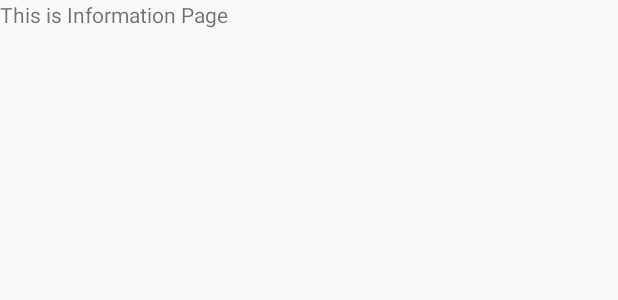
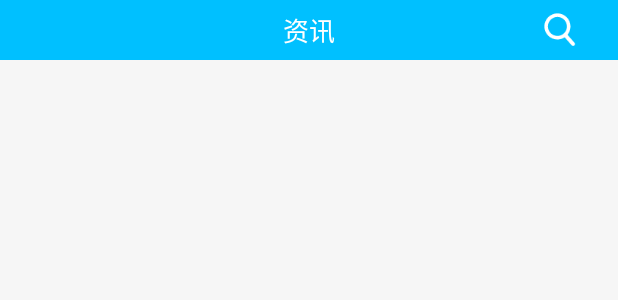
Before and after one commit to harryhasai/ITC, an Android app: the layout fragment_informations.xml on its own in the app's theme, with its tools: preview values and no code run, on a phone screen of 412 x 824 dp. Shown: the top 300 px of the screen. Run offline under Robolectric (Android 15) with nearby library versions, the phone set to English and light mode, and no system bars.

Commit message:
资讯完成

```diff
--- a/app/src/main/res/layout/fragment_informations.xml
+++ b/app/src/main/res/layout/fragment_informations.xml
@@ -1,11 +1,16 @@
 <?xml version="1.0" encoding="utf-8"?>
-<RelativeLayout xmlns:android="http://schemas.android.com/apk/res/android"
+<LinearLayout xmlns:android="http://schemas.android.com/apk/res/android"
     android:layout_width="match_parent"
-    android:layout_height="match_parent">
+    android:layout_height="match_parent"
+    android:orientation="vertical">
 
-    <TextView
-        android:layout_width="wrap_content"
-        android:layout_height="wrap_content"
-        android:text="This is Information Page"/>
+    <include layout="@layout/layout_title_bar_search" />
 
-</RelativeLayout>
+    <android.support.v7.widget.RecyclerView
+        android:id="@+id/recycler_view"
+        android:layout_width="match_parent"
+        android:layout_height="match_parent"
+        android:background="@color/home_page_list_bg"
+        android:overScrollMode="never" />
+
+</LinearLayout>
--- /dev/null
+++ b/app/src/main/res/layout/layout_title_bar_search.xml
@@ -0,0 +1,27 @@
+<?xml version="1.0" encoding="utf-8"?>
+<RelativeLayout xmlns:android="http://schemas.android.com/apk/res/android"
+    xmlns:tools="http://schemas.android.com/tools"
+    android:layout_width="match_parent"
+    android:layout_height="40dp"
+    android:background="@color/title_bar_bg"
+    tools:ignore="HardcodedText">
+
+    <TextView
+        android:layout_width="wrap_content"
+        android:layout_height="wrap_content"
+        android:layout_centerInParent="true"
+        android:text="资讯"
+        android:textColor="@color/white"
+        android:textSize="17sp" />
+
+    <ImageView
+        android:layout_width="wrap_content"
+        android:layout_height="wrap_content"
+        android:layout_alignParentEnd="true"
+        android:layout_centerVertical="true"
+        android:layout_marginEnd="15dp"
+        android:paddingEnd="10dp"
+        android:paddingStart="10dp"
+        android:src="@drawable/ic_search50" />
+
+</RelativeLayout>
--- a/app/src/main/res/values/colors.xml
+++ b/app/src/main/res/values/colors.xml
@@ -152,6 +152,7 @@
     <color name="black1">#707070</color>
     <color name="black2">#333</color>
     <color name="black3">#666</color>
+    <color name="black4">#888</color>
     <color name="title_bar_bg">#00C0FF</color>
     <color name="home_page_list_bg">#F6F6F6</color>
 </resources>
```
Also changed, not shown: app/build.gradle (+7 -7 lines), app/src/main/java/com/hengkai/itc/custom_view/DividerGridItemDecoration.java (added, +153 -0 lines), app/src/main/java/com/hengkai/itc/function/informations/InformationAdapter.java (added, +49 -0 lines), app/src/main/java/com/hengkai/itc/function/informations/InformationContentAdapter.java (added, +29 -0 lines), app/src/main/java/com/hengkai/itc/function/informations/InformationFragment.java (+19 -0 lines), app/src/main/java/com/hengkai/itc/network/entity/CommonItem.java (added, +16 -0 lines), app/src/main/res/drawable/shape_circle_red.xml (added, +14 -0 lines), app/src/main/res/layout/item_information.xml (added, +33 -0 lines), app/src/main/res/layout/item_information_content.xml (added, +12 -0 lines), app/src/main/res/drawable-xhdpi/ic_search50.png (added).
